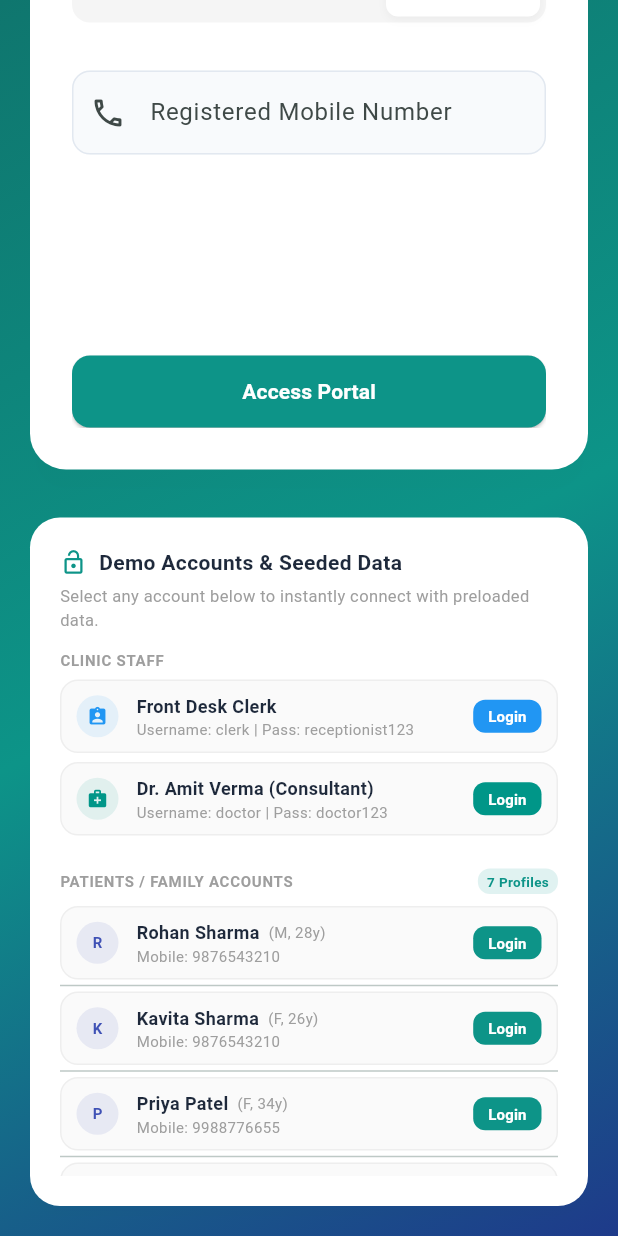
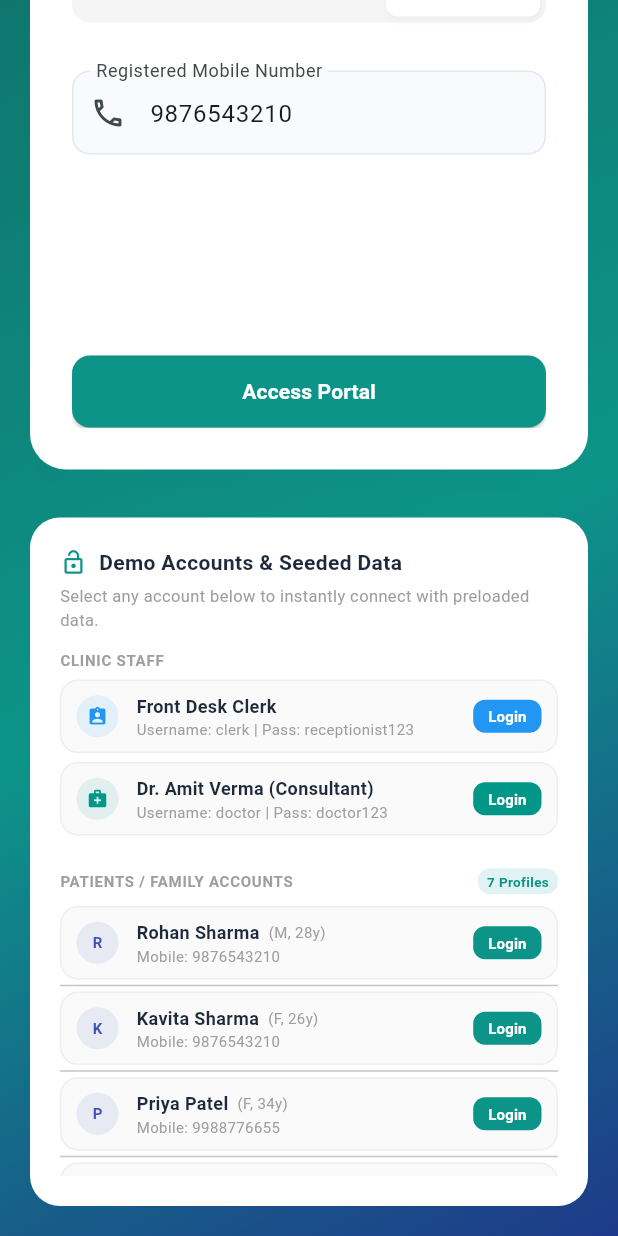
Before and after one commit to RitikaMalve/appointment_booking, a Flutter app: the screen it shows after launch, tab 3 chosen, scrolled down 207 dp, on a phone screen of 412 x 824 dp. Run offline on Flutter 3.47's test engine with Material 3 defaults, Android fonts, the phone set to English and light mode, and no system bars; our stand-ins replace shared_preferences; Roboto replaces fonts that are missing (Outfit).

Commit message:
feat: auto-fill login credentials by default for quick demo access

```diff
--- a/lib/main.dart
+++ b/lib/main.dart
@@ -561,11 +561,11 @@ class _ClinicLoginScreenState extends State<ClinicLoginScreen> with SingleTicker
   late TabController _tabController;
 
   // Login Form Controllers
-  final _recepUserCtrl = TextEditingController();
-  final _recepPassCtrl = TextEditingController();
-  final _docUserCtrl = TextEditingController();
-  final _docPassCtrl = TextEditingController();
-  final _patientPhoneCtrl = TextEditingController();
+  final _recepUserCtrl = TextEditingController(text: 'clerk');
+  final _recepPassCtrl = TextEditingController(text: 'receptionist123');
+  final _docUserCtrl = TextEditingController(text: 'doctor');
+  final _docPassCtrl = TextEditingController(text: 'doctor123');
+  final _patientPhoneCtrl = TextEditingController(text: '9876543210');
 
   final _recepFormKey = GlobalKey<FormState>();
   final _docFormKey = GlobalKey<FormState>();
```
